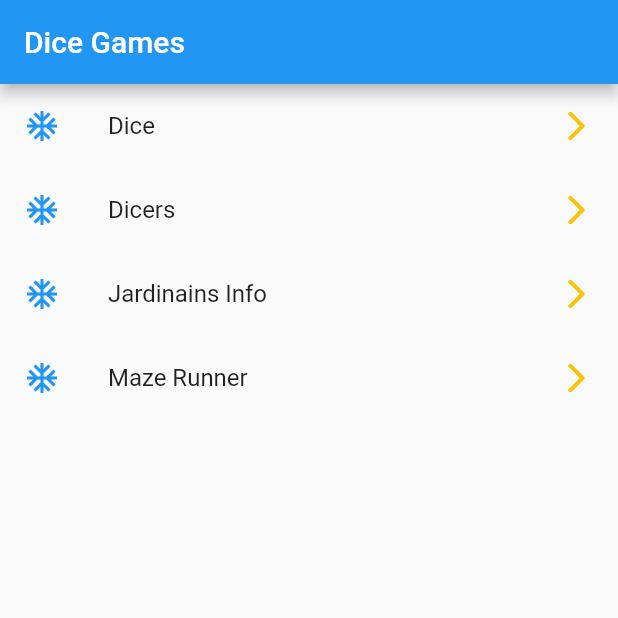
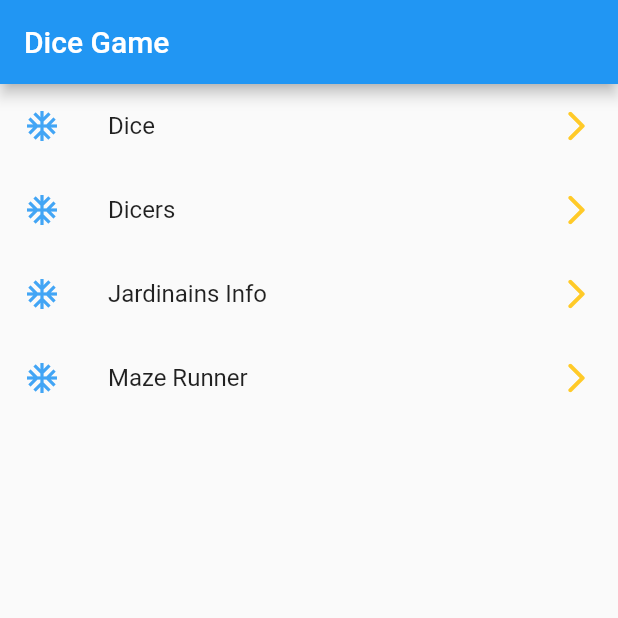
Before and after one commit to ce-akhil/dice, a Flutter app: the screen it shows after launch, on a phone screen of 412 x 824 dp, the top half of it. Run offline on Flutter 3.47's test engine with Material 2 defaults, Android fonts, the light colour scheme and no system bars; our stand-ins replace get_it, google_fonts, rive; missing offline and left inert: maze, window_size.

Commit message:
Update Home.dart

```diff
--- a/lib/screens/Home.dart
+++ b/lib/screens/Home.dart
@@ -38,18 +38,18 @@
         [DeviceOrientation.portraitDown, DeviceOrientation.portraitUp]);
     return Scaffold(
       appBar: AppBar(
-        title: Text('Dice Games'),
+        title: Text('Dice Game'),
       ),
       body: ListView(
         children: List.generate(
           gameName.length,
           (index) => ListTile(
             onTap: () {
-              Navigator.push(context, route[index]);
+              Navigator.push(context, route[index]); //use go router instead of what provided
             },
             leading: Icon(
               Icons.ac_unit,
-              color: Colors.blue,
+              color: Colors.blue.shade400, //shade for better look
             ),
             title: Text(
               gameName[index],
@@ -57,7 +57,7 @@
             ),
             trailing: Icon(
               Icons.arrow_forward_ios_rounded,
-              color: Colors.amber,
+              color: Colors.amber.shade400,
             ),
           ),
         ),
```
